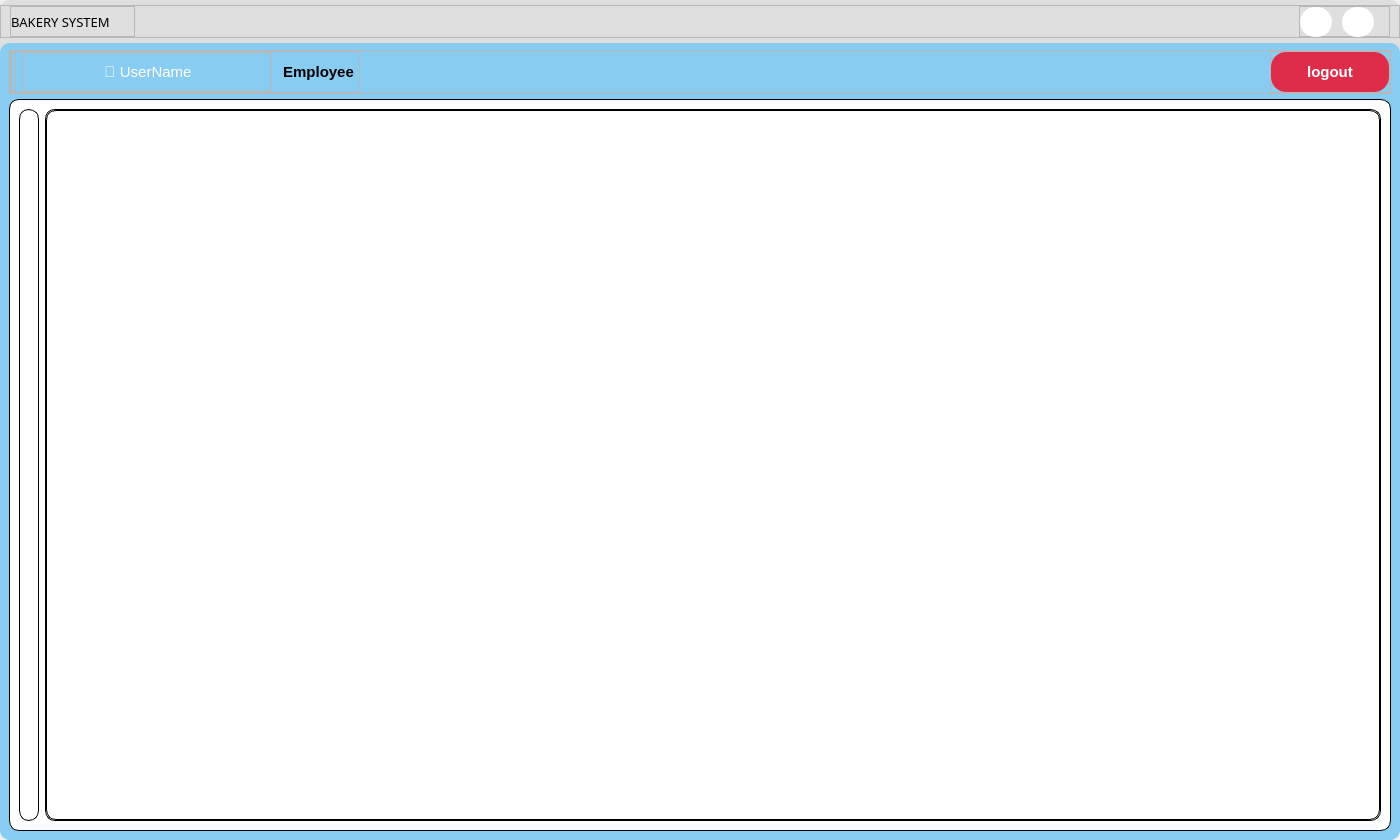
yuukun123/bakery-management-system, file UI/forms/employee/employee_main_screen.ui: the form before one commit.
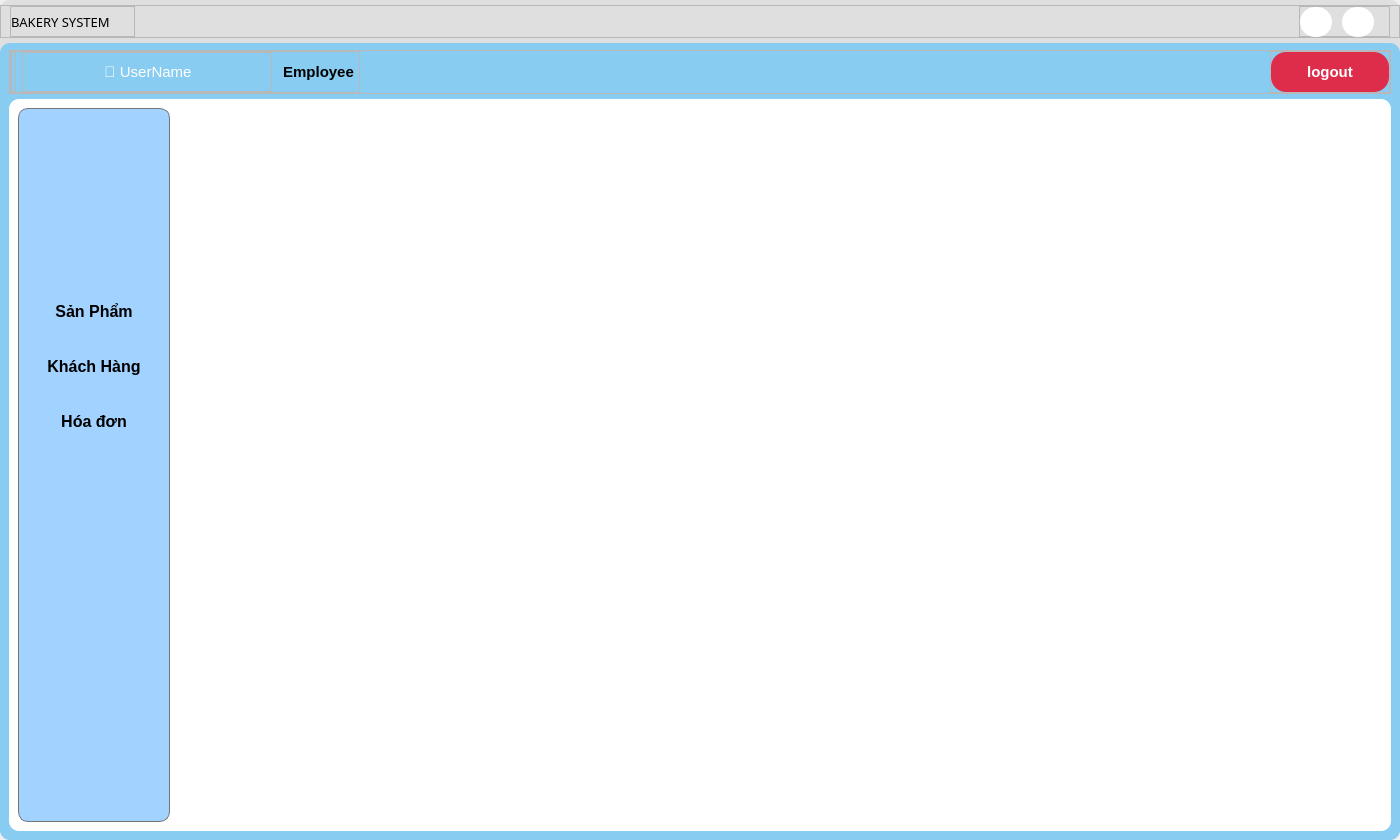
The form after the commit. Icons and pictures are not drawn.

```diff
--- a/UI/forms/employee/employee_main_screen.ui
+++ b/UI/forms/employee/employee_main_screen.ui
@@ -564,7 +564,7 @@
             <property name="styleSheet">
              <string notr="true">background-color: rgb(255, 255, 255);
 border-radius:10px;
-border: 1px solid rgb(0, 0, 0)</string>
+</string>
             </property>
             <property name="frameShape">
              <enum>QFrame::StyledPanel</enum>
@@ -575,6 +575,10 @@
             <layout class="QHBoxLayout" name="horizontalLayout_4">
              <item>
               <widget class="QFrame" name="frame_8">
+               <property name="styleSheet">
+                <string notr="true">border: 1px solid rgb(117, 117, 117);
+background-color: #a2d2ff;</string>
+               </property>
                <property name="frameShape">
                 <enum>QFrame::StyledPanel</enum>
                </property>
@@ -582,14 +586,213 @@
                 <enum>QFrame::Raised</enum>
                </property>
                <layout class="QVBoxLayout" name="verticalLayout_2">
+                <property name="leftMargin">
+                 <number>0</number>
+                </property>
+                <property name="rightMargin">
+                 <number>0</number>
+                </property>
+                <item>
+                 <widget class="QFrame" name="frame_6">
+                  <property name="maximumSize">
+                   <size>
+                    <width>16777215</width>
+                    <height>152</height>
+                   </size>
+                  </property>
+                  <property name="styleSheet">
+                   <string notr="true">border: none;</string>
+                  </property>
+                  <property name="frameShape">
+                   <enum>QFrame::StyledPanel</enum>
+                  </property>
+                  <property name="frameShadow">
+                   <enum>QFrame::Raised</enum>
+                  </property>
+                  <layout class="QVBoxLayout" name="verticalLayout_6">
+                   <property name="leftMargin">
+                    <number>0</number>
+                   </property>
+                   <property name="topMargin">
+                    <number>0</number>
+                   </property>
+                   <property name="rightMargin">
+                    <number>0</number>
+                   </property>
+                   <property name="bottomMargin">
+                    <number>0</number>
+                   </property>
+                   <item>
+                    <widget class="QPushButton" name="pushButton">
+                     <property name="minimumSize">
+                      <size>
+                       <width>150</width>
+                       <height>150</height>
+                      </size>
+                     </property>
+                     <property name="text">
+                      <string/>
+                     </property>
+                     <property name="icon">
+                      <iconset>
+                       <normaloff>../../images/sweets.png</normaloff>../../images/sweets.png</iconset>
+                     </property>
+                     <property name="iconSize">
+                      <size>
+                       <width>190</width>
+                       <height>125</height>
+                      </size>
+                     </property>
+                    </widget>
+                   </item>
+                  </layout>
+                 </widget>
+                </item>
                 <item>
                  <widget class="QFrame" name="frame_10">
+                  <property name="styleSheet">
+                   <string notr="true">border: none</string>
+                  </property>
                   <property name="frameShape">
                    <enum>QFrame::StyledPanel</enum>
                   </property>
                   <property name="frameShadow">
                    <enum>QFrame::Raised</enum>
                   </property>
+                  <layout class="QVBoxLayout" name="verticalLayout_7">
+                   <property name="spacing">
+                    <number>0</number>
+                   </property>
+                   <property name="leftMargin">
+                    <number>0</number>
+                   </property>
+                   <property name="topMargin">
+                    <number>0</number>
+                   </property>
+                   <property name="rightMargin">
+                    <number>0</number>
+                   </property>
+                   <property name="bottomMargin">
+                    <number>355</number>
+                   </property>
+                   <item>
+                    <widget class="QToolButton" name="product_btn">
+                     <property name="sizePolicy">
+                      <sizepolicy hsizetype="Preferred" vsizetype="Fixed">
+                       <horstretch>0</horstretch>
+                       <verstretch>0</verstretch>
+                      </sizepolicy>
+                     </property>
+                     <property name="minimumSize">
+                      <size>
+                       <width>0</width>
+                       <height>40</height>
+                      </size>
+                     </property>
+                     <property name="font">
+                      <font>
+                       <pointsize>12</pointsize>
+                       <weight>75</weight>
+                       <italic>false</italic>
+                       <bold>true</bold>
+                       <underline>false</underline>
+                       <strikeout>false</strikeout>
+                      </font>
+                     </property>
+                     <property name="styleSheet">
+                      <string notr="true">#product_btn{
+	border: 0px solid rgb(138, 138, 138);
+	border-radius: none;
+	background-color: none;
+}
+
+#product_btn:hover{
+	background-color: #00b4d8;
+	color: rgb(255, 255, 255)
+}</string>
+                     </property>
+                     <property name="text">
+                      <string>Sản Phẩm</string>
+                     </property>
+                    </widget>
+                   </item>
+                   <item>
+                    <widget class="QToolButton" name="customer_btn">
+                     <property name="sizePolicy">
+                      <sizepolicy hsizetype="Preferred" vsizetype="Fixed">
+                       <horstretch>0</horstretch>
+                       <verstretch>0</verstretch>
+                      </sizepolicy>
+                     </property>
+                     <property name="minimumSize">
+                      <size>
+                       <width>0</width>
+                       <height>40</height>
+                      </size>
+                     </property>
+                     <property name="font">
+                      <font>
+                       <pointsize>12</pointsize>
+                       <weight>75</weight>
+                       <bold>true</bold>
+                      </font>
+                     </property>
+                     <property name="styleSheet">
+                      <string notr="true">#customer_btn{
+	border: 0px solid rgb(138, 138, 138);
+	border-radius: none;
+	background-color: none;
+}
+
+#customer_btn:hover{
+	background-color: #00b4d8;
+	color: rgb(255, 255, 255)
+}</string>
+                     </property>
+                     <property name="text">
+                      <string>Khách Hàng</string>
+                     </property>
+                    </widget>
+                   </item>
+                   <item>
+                    <widget class="QToolButton" name="invoice_btn">
+                     <property name="sizePolicy">
+                      <sizepolicy hsizetype="Preferred" vsizetype="Fixed">
+                       <horstretch>0</horstretch>
+                       <verstretch>0</verstretch>
+                      </sizepolicy>
+                     </property>
+                     <property name="minimumSize">
+                      <size>
+                       <width>0</width>
+                       <height>40</height>
+                      </size>
+                     </property>
+                     <property name="font">
+                      <font>
+                       <pointsize>12</pointsize>
+                       <weight>75</weight>
+                       <bold>true</bold>
+                      </font>
+                     </property>
+                     <property name="styleSheet">
+                      <string notr="true">#invoice_btn{
+	border: 0px solid rgb(138, 138, 138);
+	border-radius: none;
+	background-color: none;
+}
+
+#invoice_btn:hover{
+	background-color: #00b4d8;
+	color: rgb(255, 255, 255)
+}</string>
+                     </property>
+                     <property name="text">
+                      <string>Hóa đơn</string>
+                     </property>
+                    </widget>
+                   </item>
+                  </layout>
                  </widget>
                 </item>
                </layout>
```
Left out of the diff: 2 changed lines with no effect on the pictures.
